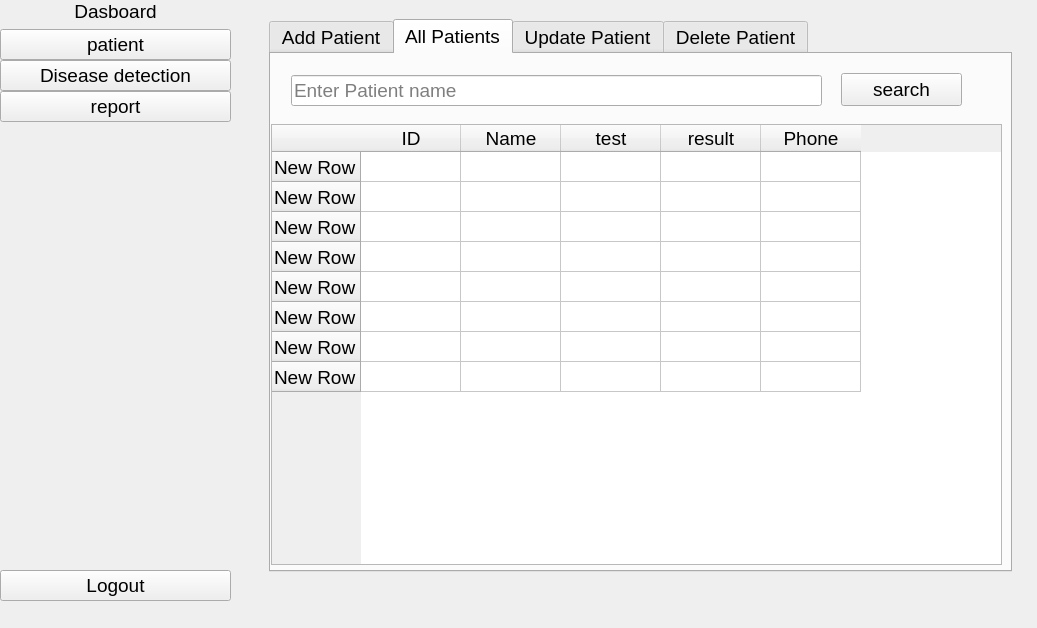
Qt form Desktop-app/dashboard.ui (momen-sayed0/Graduation-Project) before a commit.
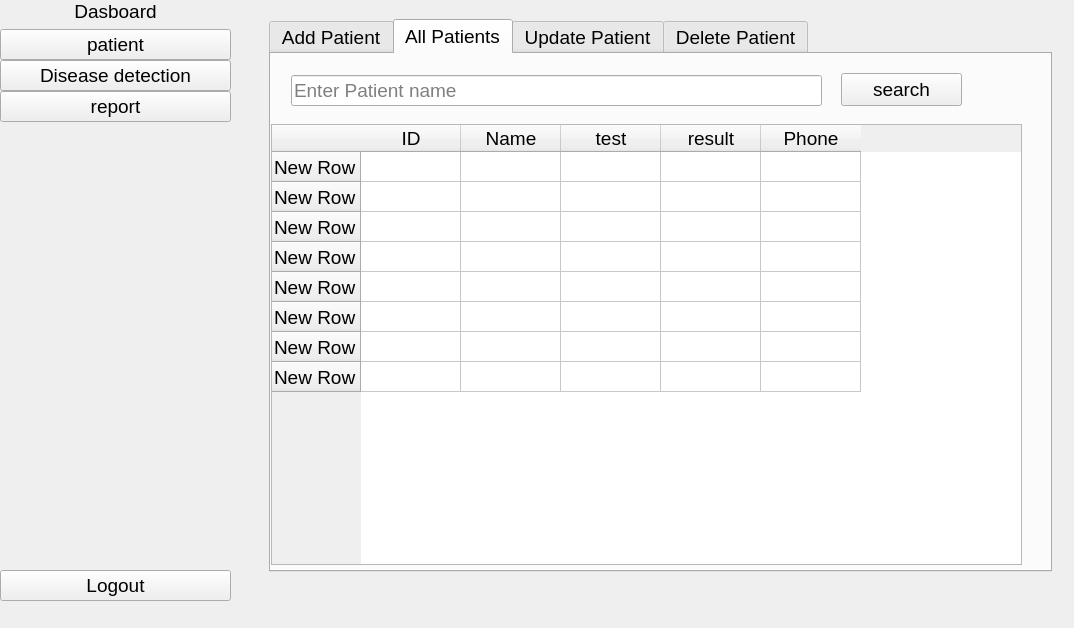
The same form after that commit. The open tabs and pages were chosen to show the change. Icons and pictures are not drawn.

What changed in the file:
```diff
--- a/Desktop-app/dashboard.ui
+++ b/Desktop-app/dashboard.ui
@@ -6,7 +6,7 @@
    <rect>
     <x>0</x>
     <y>0</y>
-    <width>1037</width>
+    <width>1074</width>
     <height>628</height>
    </rect>
   </property>
@@ -212,7 +212,7 @@
     <rect>
      <x>260</x>
      <y>10</y>
-     <width>761</width>
+     <width>801</width>
      <height>571</height>
     </rect>
    </property>
@@ -395,7 +395,7 @@
           <rect>
            <x>0</x>
            <y>70</y>
-           <width>731</width>
+           <width>751</width>
            <height>441</height>
           </rect>
          </property>
```
Left out of the diff: 2 changed lines with no effect on the pictures.
